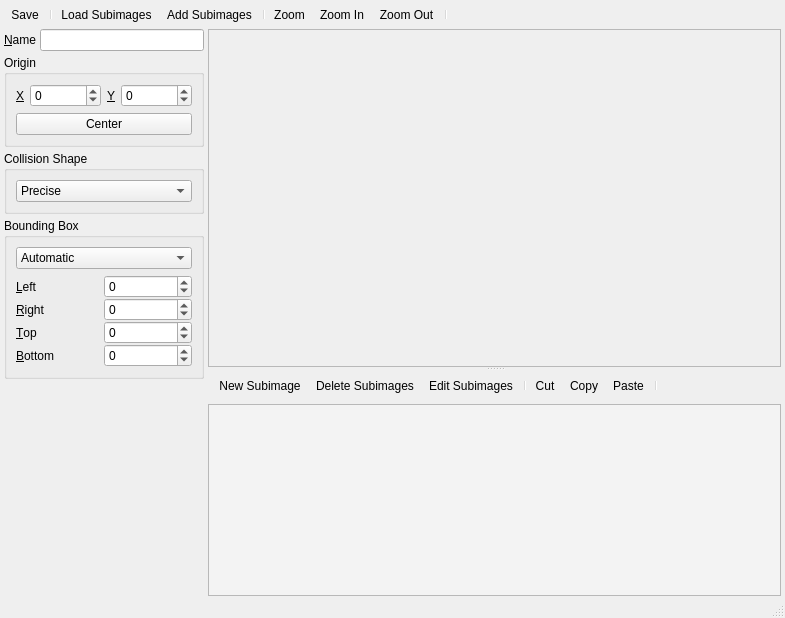
Above: Editors/SpriteEditor.ui from enigma-dev/RadialGM before the change. Below: the same form after it.
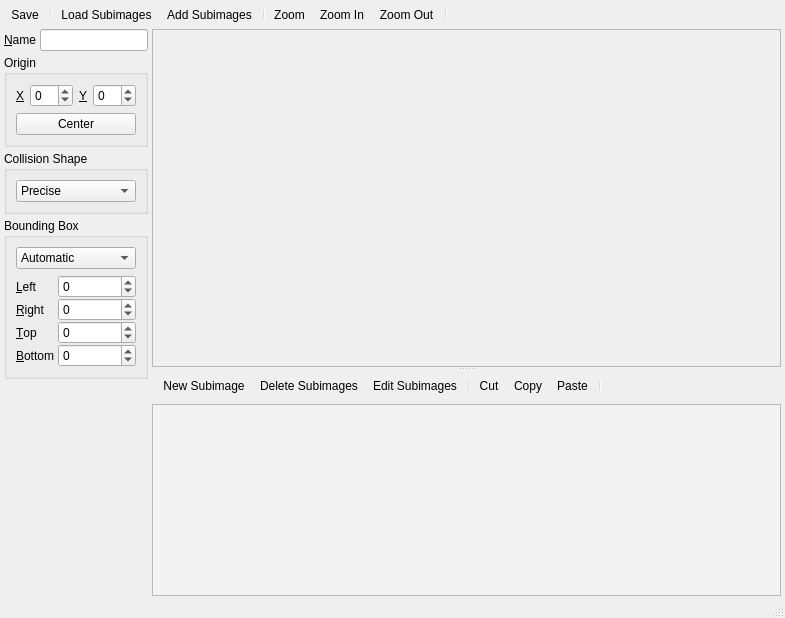
That is the form after the change. Icons and pictures are not drawn. Custom widgets are drawn as their Qt base class.

Commit message: Fix sprite frame spin box sizes

What changed in the file:
```diff
--- a/Editors/SpriteEditor.ui
+++ b/Editors/SpriteEditor.ui
@@ -177,7 +177,7 @@
           <item row="0" column="1">
            <widget class="QSpinBox" name="originXSpinBox">
             <property name="sizePolicy">
-             <sizepolicy hsizetype="Preferred" vsizetype="Fixed">
+             <sizepolicy hsizetype="Ignored" vsizetype="Fixed">
               <horstretch>0</horstretch>
               <verstretch>0</verstretch>
              </sizepolicy>
@@ -193,7 +193,7 @@
           <item row="0" column="3">
            <widget class="QSpinBox" name="originYSpinBox">
             <property name="sizePolicy">
-             <sizepolicy hsizetype="Preferred" vsizetype="Fixed">
+             <sizepolicy hsizetype="Ignored" vsizetype="Fixed">
               <horstretch>0</horstretch>
               <verstretch>0</verstretch>
              </sizepolicy>
@@ -270,8 +270,11 @@
            </widget>
           </item>
           <item>
-           <layout class="QGridLayout" name="bboxDimensionsLayout">
-            <property name="spacing">
+           <layout class="QGridLayout" name="bboxDimensionsLayout" columnstretch="0,1">
+            <property name="horizontalSpacing">
+             <number>4</number>
+            </property>
+            <property name="verticalSpacing">
              <number>0</number>
             </property>
             <item row="4" column="0">
```
